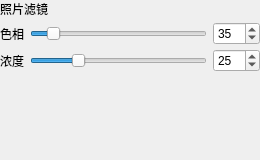
Qt form psDemo/ui/adj/adjphotofilter.ui (littletenyuan01/photoshopDemo) before a commit.
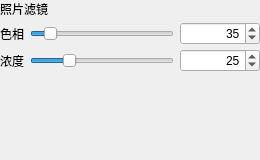
The same form after that commit.

The edit to the form file:
```diff
--- a/psDemo/ui/adj/adjphotofilter.ui
+++ b/psDemo/ui/adj/adjphotofilter.ui
@@ -27,6 +27,12 @@
               </item>
               <item row="0" column="1">
                <widget class="QSlider" name="slider_hue">
+                <property name="sizePolicy">
+                 <sizepolicy hsizetype="Expanding" vsizetype="Fixed">
+                  <horstretch>1</horstretch>
+                  <verstretch>0</verstretch>
+                 </sizepolicy>
+                </property>
                 <property name="orientation"><enum>Qt::Orientation::Horizontal</enum></property>
                 <property name="minimum"><number>0</number></property>
                 <property name="maximum"><number>360</number></property>
@@ -35,6 +41,27 @@
               </item>
               <item row="0" column="2">
                <widget class="QSpinBox" name="spin_hue">
+                <property name="sizePolicy">
+                 <sizepolicy hsizetype="Fixed" vsizetype="Fixed">
+                  <horstretch>0</horstretch>
+                  <verstretch>0</verstretch>
+                 </sizepolicy>
+                </property>
+                <property name="minimumSize">
+                 <size>
+                  <width>80</width>
+                  <height>0</height>
+                 </size>
+                </property>
+                <property name="maximumSize">
+                 <size>
+                  <width>96</width>
+                  <height>16777215</height>
+                 </size>
+                </property>
+                <property name="alignment">
+                 <set>Qt::AlignmentFlag::AlignRight|Qt::AlignmentFlag::AlignVCenter</set>
+                </property>
                 <property name="minimum"><number>0</number></property>
                 <property name="maximum"><number>360</number></property>
                 <property name="value"><number>35</number></property>
@@ -47,6 +74,12 @@
               </item>
               <item row="1" column="1">
                <widget class="QSlider" name="slider_density">
+                <property name="sizePolicy">
+                 <sizepolicy hsizetype="Expanding" vsizetype="Fixed">
+                  <horstretch>1</horstretch>
+                  <verstretch>0</verstretch>
+                 </sizepolicy>
+                </property>
                 <property name="orientation"><enum>Qt::Orientation::Horizontal</enum></property>
                 <property name="minimum"><number>0</number></property>
                 <property name="maximum"><number>100</number></property>
@@ -55,6 +88,27 @@
               </item>
               <item row="1" column="2">
                <widget class="QSpinBox" name="spin_density">
+                <property name="sizePolicy">
+                 <sizepolicy hsizetype="Fixed" vsizetype="Fixed">
+                  <horstretch>0</horstretch>
+                  <verstretch>0</verstretch>
+                 </sizepolicy>
+                </property>
+                <property name="minimumSize">
+                 <size>
+                  <width>80</width>
+                  <height>0</height>
+                 </size>
+                </property>
+                <property name="maximumSize">
+                 <size>
+                  <width>96</width>
+                  <height>16777215</height>
+                 </size>
+                </property>
+                <property name="alignment">
+                 <set>Qt::AlignmentFlag::AlignRight|Qt::AlignmentFlag::AlignVCenter</set>
+                </property>
                 <property name="minimum"><number>0</number></property>
                 <property name="maximum"><number>100</number></property>
                 <property name="value"><number>25</number></property>
```
Left out of the diff: 2 changed lines with no effect on the pictures.
